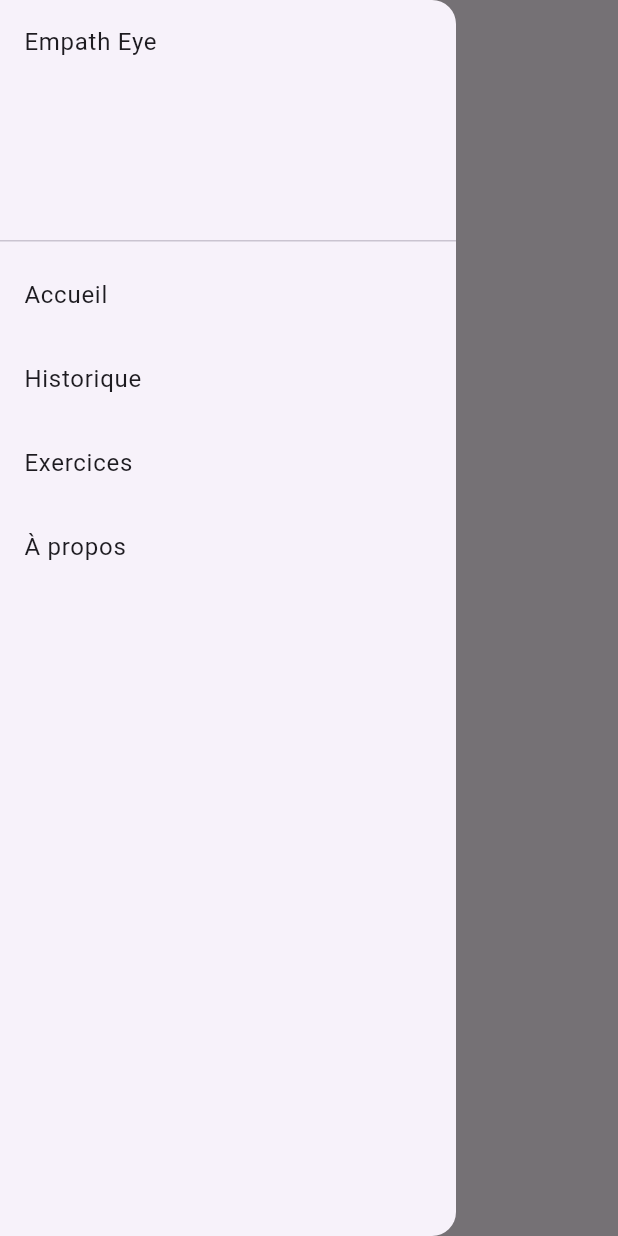
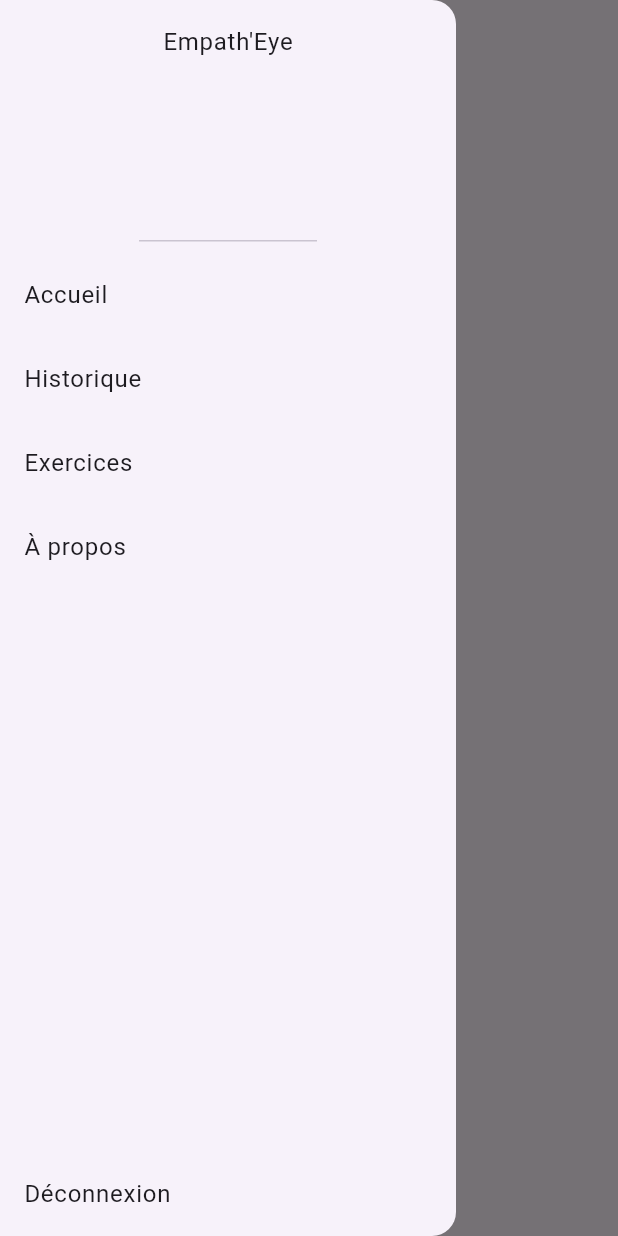
Before and after one commit to jules-delobelle/empath-eye-app, a Flutter app: the AboutScreen screen opened by its route, with the side drawer open, on a phone screen of 412 x 824 dp. Run offline on Flutter 3.47's test engine with Material 3 defaults, Android fonts, the phone set to English and light mode, and no system bars; our stand-ins replace flutter_blue_plus, flutter_secure_storage; accounts and stored records are empty.

Commit message:
feat: déconnexion depuis le drawer

```diff
--- a/lib/widgets/app_drawer.dart
+++ b/lib/widgets/app_drawer.dart
@@ -1,4 +1,8 @@
 import 'package:flutter/material.dart';
+import 'package:provider/provider.dart';
+
+import '../services/api_services.dart';
+import '../providers/app_provider.dart';
 
 class AppDrawer extends StatelessWidget{
   const AppDrawer({super.key});
@@ -6,10 +10,10 @@ class AppDrawer extends StatelessWidget{
   @override
   Widget build(BuildContext context){
     return Drawer(
-      child: ListView(
+      child: Column(
         children:[
           DrawerHeader(
-            child: Text("Empath Eye"),
+            child: Text("Empath'Eye"),
           ),
           ListTile(
             title: Text("Accueil"),
@@ -27,6 +31,15 @@ class AppDrawer extends StatelessWidget{
             title: Text("À propos"),
             onTap: () {Navigator.pushNamed(context, '/about');}
           ),
+          Spacer(),
+          ListTile(
+            title: Text("Déconnexion"),
+            onTap: () {
+              ApiServices.deleteToken();
+              Provider.of<AppProvider>(context, listen: false).logOut();
+              Navigator.pushNamed(context, '/login');
+            }
+          )
         ]
       )
     );
```
